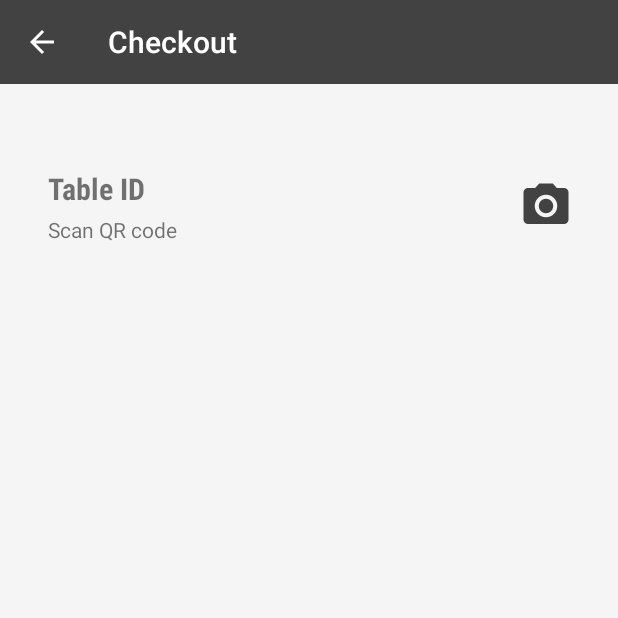
After one commit to luisfsantos/SIRS2016, an Android app: the PaymentActivity screen opened directly, with no data from a screen before it, on a phone screen of 412 x 824 dp, the top half of it. The commit adds this screen. Run offline under Robolectric (Android 15) with nearby library versions, the phone set to English and light mode, and no system bars; our stand-ins replace ButterKnife.

Commit message:
:iphone: Add base for payment activity+layout

```diff
--- a/SmartRestaurantApp/app/src/main/AndroidManifest.xml
+++ b/SmartRestaurantApp/app/src/main/AndroidManifest.xml
@@ -33,6 +33,10 @@
             android:name="pt.ulisboa.tecnico.meic.sirs.smartrestaurant.ui.menu.OrderListActivity"
             android:label="My Order"
             android:parentActivityName="pt.ulisboa.tecnico.meic.sirs.smartrestaurant.ui.menu.MenuListActivity" />
+        <activity
+            android:name="pt.ulisboa.tecnico.meic.sirs.smartrestaurant.ui.menu.PaymentActivity"
+            android:label="Checkout"
+            android:parentActivityName="pt.ulisboa.tecnico.meic.sirs.smartrestaurant.ui.menu.OrderListActivity" />
     </application>
 
 </manifest>
--- a/SmartRestaurantApp/app/src/main/java/pt/ulisboa/tecnico/meic/sirs/smartrestaurant/data/Order.java
+++ b/SmartRestaurantApp/app/src/main/java/pt/ulisboa/tecnico/meic/sirs/smartrestaurant/data/Order.java
@@ -20,6 +20,10 @@ public class Order {
      * Key: Item ID; Value: quantity
      */
     private static Map<String, Integer> QUANTITY = new HashMap<>();
+
+    public static boolean isEmpty() {
+        return ITEMS.isEmpty();
+    }
 
     public static boolean addItem(RestaurantMenu.MenuItem item) {
         if (!ITEMS.contains(item.id)) {
--- a/SmartRestaurantApp/app/src/main/java/pt/ulisboa/tecnico/meic/sirs/smartrestaurant/ui/menu/MenuListActivity.java
+++ b/SmartRestaurantApp/app/src/main/java/pt/ulisboa/tecnico/meic/sirs/smartrestaurant/ui/menu/MenuListActivity.java
@@ -46,7 +46,7 @@ public class MenuListActivity extends BaseActivity implements MenuListFragment.C
 
         //only make API call if not made already
         if (RestaurantMenu.ITEM_MAP.isEmpty()) {
-            updateMenu(this);
+            updateMenu(this); //updateMenu loads tabs on post execute tho
         } else {
             loadTabs();
         }
@@ -76,9 +76,9 @@ public class MenuListActivity extends BaseActivity implements MenuListFragment.C
             LogUtil.logD(TAG, "Failed to update menu");
         }
     }
+
     @OnClick(R.id.go_to_shopping_cart)
     public void onGoToCartClicked(View view) {
-        //Snackbar.make(view, "Replace with your own action", Snackbar.LENGTH_LONG).setAction("Action", null).show();
         startActivity(new Intent(this, OrderListActivity.class));
     }
 
--- /dev/null
+++ b/SmartRestaurantApp/app/src/main/java/pt/ulisboa/tecnico/meic/sirs/smartrestaurant/ui/menu/PaymentActivity.java
@@ -0,0 +1,38 @@
+package pt.ulisboa.tecnico.meic.sirs.smartrestaurant.ui.menu;
+
+import android.os.Bundle;
+import android.support.v7.widget.Toolbar;
+import android.view.View;
+import android.widget.Toast;
+
+import butterknife.ButterKnife;
+import butterknife.OnClick;
+import pt.ulisboa.tecnico.meic.sirs.smartrestaurant.R;
+import pt.ulisboa.tecnico.meic.sirs.smartrestaurant.ui.base.BaseActivity;
+
+/**
+ * Created by Catarina on 14/11/2016.
+ */
+
+public class PaymentActivity extends BaseActivity {
+
+    @Override
+    public void onCreate(Bundle savedInstanceState) {
+        super.onCreate(savedInstanceState);
+        setContentView(R.layout.activity_payment);
+
+        Toolbar toolbar = (Toolbar) findViewById(R.id.toolbar);
+        setToolbar(toolbar);
+
+        ButterKnife.bind(this);
+
+    }
+
+    @OnClick(R.id.scan_qr_code)
+    public void onScanQrCodeClicked(View view) {
+        Toast.makeText(this, "Clicky click", Toast.LENGTH_SHORT).show();
+    }
+
+    @Override
+    public boolean providesActivityToolbar() { return true; }
+}
--- /dev/null
+++ b/SmartRestaurantApp/app/src/main/res/layout/activity_payment.xml
@@ -0,0 +1,62 @@
+<?xml version="1.0" encoding="utf-8"?>
+<android.support.design.widget.CoordinatorLayout xmlns:android="http://schemas.android.com/apk/res/android"
+    android:layout_height="match_parent"
+    android:layout_width="match_parent"
+    android:fitsSystemWindows="true">
+
+    <LinearLayout
+        android:layout_width="match_parent"
+        android:layout_height="match_parent"
+        android:orientation="vertical">
+
+        <include layout="@layout/include_toolbar"/>
+
+        <LinearLayout
+            android:layout_width="match_parent"
+            android:layout_height="wrap_content"
+            android:orientation="horizontal"
+            android:layout_marginTop="@dimen/payment_margin"
+            android:layout_marginLeft="32dp"
+            android:layout_marginRight="32dp">
+
+            <LinearLayout
+                android:layout_width="0dp"
+                android:layout_height="wrap_content"
+                android:layout_marginBottom="@dimen/list_item_article_vertical_margin"
+                android:layout_marginRight="16dp"
+                android:layout_marginTop="@dimen/list_item_article_vertical_margin"
+                android:layout_weight="1"
+                android:orientation="vertical">
+
+                <TextView
+                    android:id="@+id/table"
+                    android:layout_width="wrap_content"
+                    android:layout_height="wrap_content"
+                    android:text="Table ID"
+                    android:textAllCaps="false"
+                    android:fontFamily="sans-serif-condensed"
+                    android:lineSpacingMultiplier="0.85"
+                    android:textSize="20dp"
+                    android:paddingBottom="4dp"
+                    android:textStyle="bold"/>
+                <TextView
+                    android:layout_width="wrap_content"
+                    android:layout_height="wrap_content"
+                    android:text="Scan QR code"
+                    android:layout_below="@id/table"
+                    style="style/TextAppearance.Small" />
+            </LinearLayout>
+            <ImageButton
+                android:id="@+id/scan_qr_code"
+                android:layout_width="32dp"
+                android:layout_height="32dp"
+                android:layout_gravity="center_vertical"
+                android:background="?android:attr/selectableItemBackground"
+                android:src="@drawable/ic_photo_camera_black_36dp"
+                android:contentDescription="Scan QR code"
+                android:tint="@color/theme_primary_light"/>
+
+        </LinearLayout>
+    </LinearLayout>
+
+</android.support.design.widget.CoordinatorLayout>
--- a/SmartRestaurantApp/app/src/main/res/values/dimens.xml
+++ b/SmartRestaurantApp/app/src/main/res/values/dimens.xml
@@ -9,6 +9,7 @@
     <dimen name="fab_margin">16dp</dimen>
     <dimen name="regular_offset">16dp</dimen>
     <dimen name="footer_height">48dp</dimen>
+    <dimen name="payment_margin">48dp</dimen>
     <!-- Default screen margins, per the Android Design guidelines. -->
     <dimen name="activity_horizontal_margin">16dp</dimen>
     <dimen name="activity_vertical_margin">16dp</dimen>
```
Also changed, not shown: SmartRestaurantApp/app/src/main/java/pt/ulisboa/tecnico/meic/sirs/smartrestaurant/ui/menu/OrderListActivity.java (+8 -3 lines), SmartRestaurantApp/app/src/main/res/layout/activity_shopping_cart.xml (+26 -8 lines), SmartRestaurantApp/app/src/main/res/layout/shopping_cart_item_article.xml (+6 -3 lines), SmartRestaurantApp/app/src/main/res/drawable-hdpi/ic_photo_camera_black_36dp.png (added), SmartRestaurantApp/app/src/main/res/drawable-mdpi/ic_photo_camera_black_36dp.png (added), SmartRestaurantApp/app/src/main/res/drawable-xhdpi/ic_photo_camera_black_36dp.png (added), SmartRestaurantApp/app/src/main/res/drawable-xxhdpi/ic_photo_camera_black_36dp.png (added), SmartRestaurantApp/app/src/main/res/drawable-xxxhdpi/ic_photo_camera_black_36dp.png (added).
